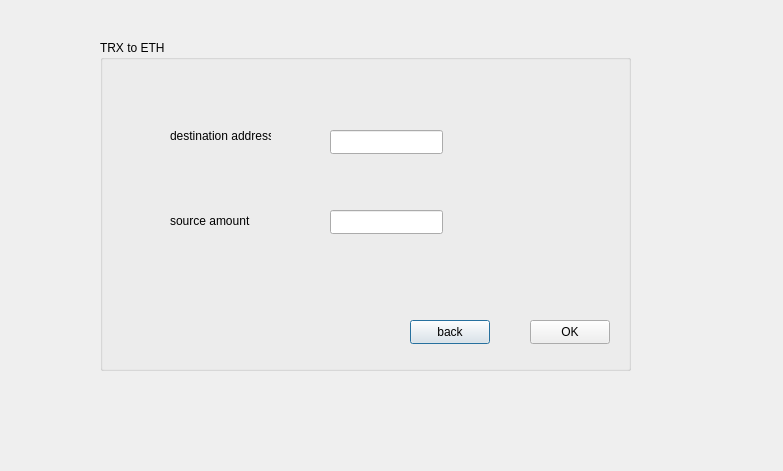
Qt form iut/ttoe.ui (Ps3383/iut_wallet) before a commit.
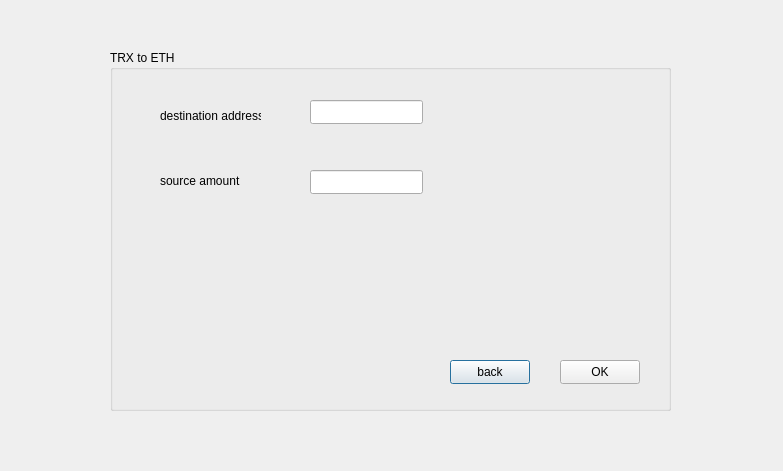
The same form after that commit. Icons and pictures are not drawn.

The edit to the form file:
```diff
--- a/iut/ttoe.ui
+++ b/iut/ttoe.ui
@@ -16,10 +16,10 @@
   <widget class="QGroupBox" name="groupBox">
    <property name="geometry">
     <rect>
-     <x>100</x>
-     <y>40</y>
-     <width>531</width>
-     <height>331</height>
+     <x>110</x>
+     <y>50</y>
+     <width>561</width>
+     <height>361</height>
     </rect>
    </property>
    <property name="title">
@@ -28,8 +28,8 @@
    <widget class="QPushButton" name="pushButton">
     <property name="geometry">
      <rect>
-      <x>310</x>
-      <y>280</y>
+      <x>340</x>
+      <y>310</y>
       <width>80</width>
       <height>24</height>
      </rect>
@@ -41,8 +41,8 @@
    <widget class="QPushButton" name="OK">
     <property name="geometry">
      <rect>
-      <x>430</x>
-      <y>280</y>
+      <x>450</x>
+      <y>310</y>
       <width>80</width>
       <height>24</height>
      </rect>
@@ -54,8 +54,8 @@
    <widget class="QLabel" name="label">
     <property name="geometry">
      <rect>
-      <x>70</x>
-      <y>160</y>
+      <x>50</x>
+      <y>110</y>
       <width>131</width>
       <height>41</height>
      </rect>
@@ -67,8 +67,8 @@
    <widget class="QLabel" name="label_2">
     <property name="geometry">
      <rect>
-      <x>70</x>
-      <y>80</y>
+      <x>50</x>
+      <y>50</y>
       <width>101</width>
       <height>31</height>
      </rect>
@@ -80,8 +80,8 @@
    <widget class="QLineEdit" name="adress">
     <property name="geometry">
      <rect>
-      <x>230</x>
-      <y>90</y>
+      <x>200</x>
+      <y>50</y>
       <width>113</width>
       <height>24</height>
      </rect>
@@ -90,13 +90,45 @@
    <widget class="QLineEdit" name="amount">
     <property name="geometry">
      <rect>
-      <x>230</x>
-      <y>170</y>
+      <x>200</x>
+      <y>120</y>
       <width>113</width>
       <height>24</height>
      </rect>
     </property>
    </widget>
+   <widget class="QLabel" name="label_3">
+    <property name="geometry">
+     <rect>
+      <x>50</x>
+      <y>190</y>
+      <width>141</width>
+      <height>111</height>
+     </rect>
+    </property>
+    <property name="styleSheet">
+     <string notr="true">image: url(:/new/prefix1/TRX.jfif);</string>
+    </property>
+    <property name="text">
+     <string/>
+    </property>
+   </widget>
+   <widget class="QLabel" name="label_4">
+    <property name="geometry">
+     <rect>
+      <x>260</x>
+      <y>210</y>
+      <width>151</width>
+      <height>71</height>
+     </rect>
+    </property>
+    <property name="styleSheet">
+     <string notr="true">image: url(:/new/prefix1/ETH.jfif);</string>
+    </property>
+    <property name="text">
+     <string/>
+    </property>
+   </widget>
   </widget>
  </widget>
  <resources/>
```
